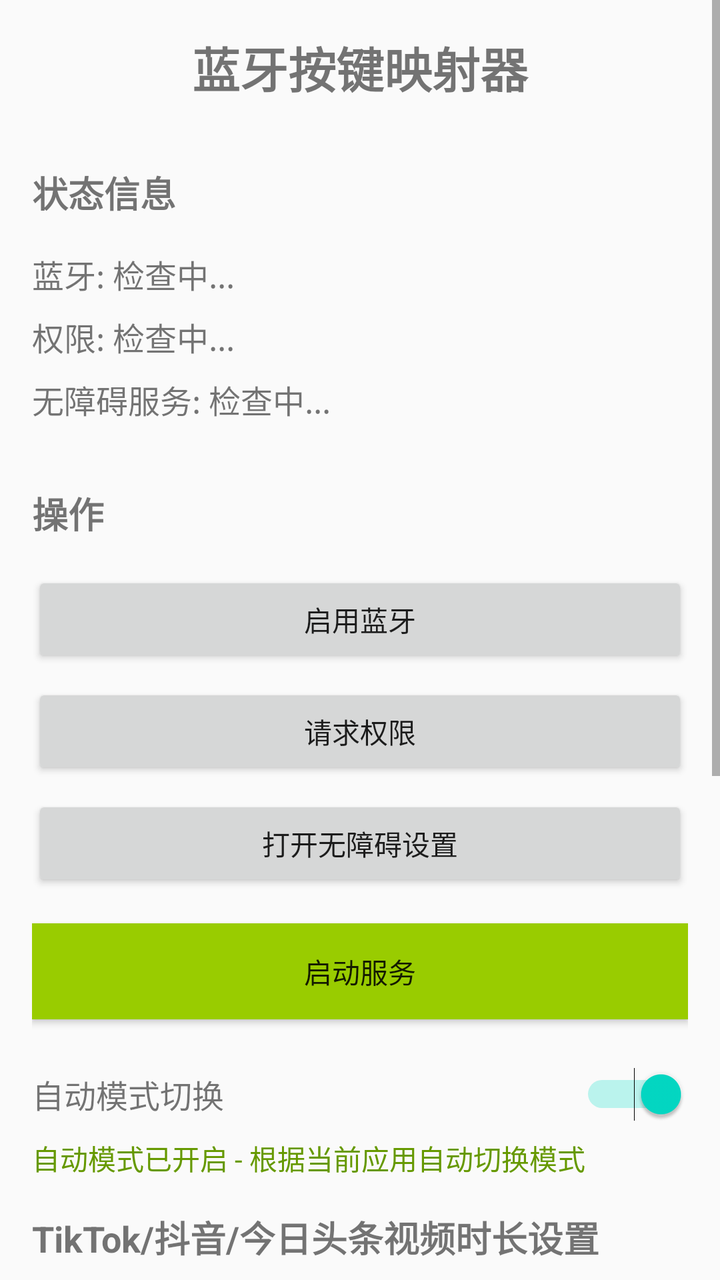
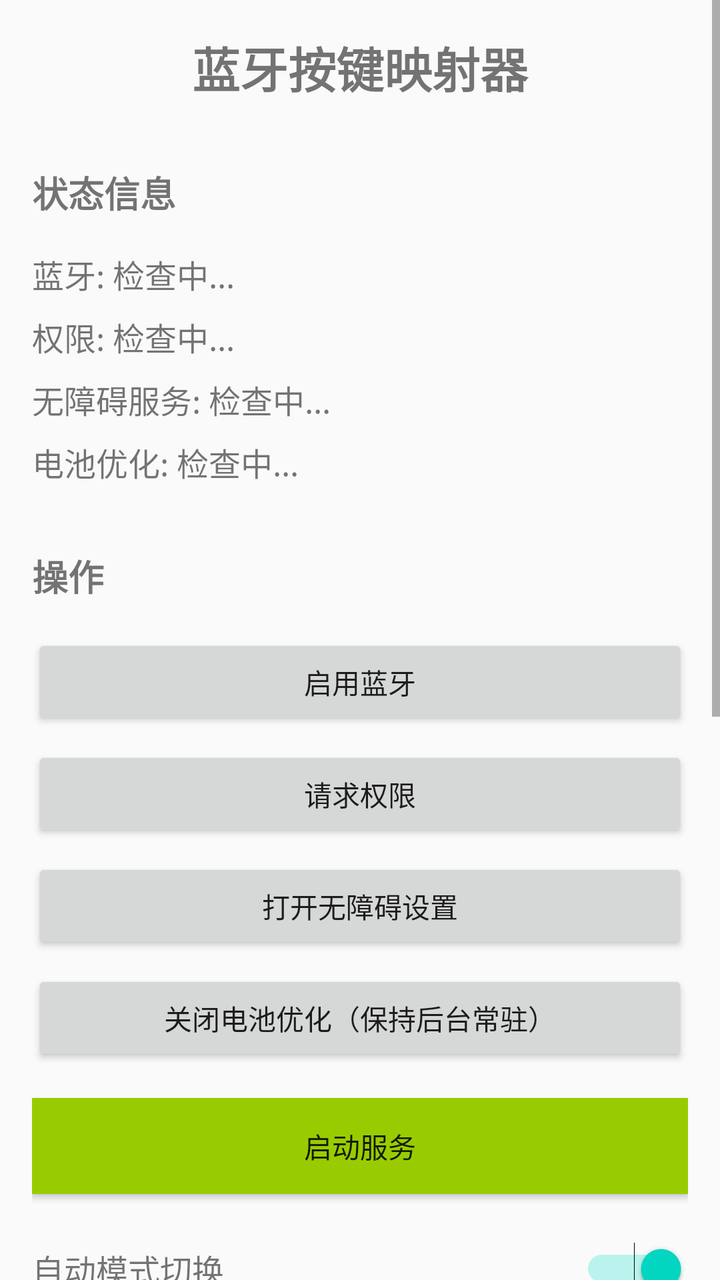

Screens rendered from an Android XML layout before and after an edit, with the pre-edit source and the edit as a unified diff.
<!-- AndroidManifest.xml: application theme Theme.BluetoothKeyMapper -->
<!-- res/layout/activity_main.xml -->
<?xml version="1.0" encoding="utf-8"?>
<ScrollView xmlns:android="http://schemas.android.com/apk/res/android"
    xmlns:tools="http://schemas.android.com/tools"
    android:layout_width="match_parent"
    android:layout_height="match_parent"
    android:fillViewport="true"
    tools:context=".MainActivity">

<LinearLayout
    android:layout_width="match_parent"
    android:layout_height="wrap_content"
    android:orientation="vertical"
    android:padding="16dp">

    <TextView
        android:layout_width="match_parent"
        android:layout_height="wrap_content"
        android:text="蓝牙按键映射器"
        android:textSize="24sp"
        android:textStyle="bold"
        android:gravity="center"
        android:layout_marginBottom="32dp" />

    <TextView
        android:layout_width="match_parent"
        android:layout_height="wrap_content"
        android:text="状态信息"
        android:textSize="18sp"
        android:textStyle="bold"
        android:layout_marginBottom="16dp" />

    <TextView
        android:id="@+id/tvBluetoothStatus"
        android:layout_width="match_parent"
        android:layout_height="wrap_content"
        android:text="蓝牙: 检查中..."
        android:textSize="16sp"
        android:layout_marginBottom="8dp" />

    <TextView
        android:id="@+id/tvPermissionStatus"
        android:layout_width="match_parent"
        android:layout_height="wrap_content"
        android:text="权限: 检查中..."
        android:textSize="16sp"
        android:layout_marginBottom="8dp" />

    <TextView
        android:id="@+id/tvAccessibilityStatus"
        android:layout_width="match_parent"
        android:layout_height="wrap_content"
        android:text="无障碍服务: 检查中..."
        android:textSize="16sp"
        android:layout_marginBottom="32dp" />

    <TextView
        android:layout_width="match_parent"
        android:layout_height="wrap_content"
        android:text="操作"
        android:textSize="18sp"
        android:textStyle="bold"
        android:layout_marginBottom="16dp" />

    <Button
        android:id="@+id/btnEnableBluetooth"
        android:layout_width="match_parent"
        android:layout_height="wrap_content"
        android:text="启用蓝牙"
        android:layout_marginBottom="8dp" />

    <Button
        android:id="@+id/btnPermissions"
        android:layout_width="match_parent"
        android:layout_height="wrap_content"
        android:text="请求权限"
        android:layout_marginBottom="8dp" />

    <Button
        android:id="@+id/btnAccessibilitySettings"
        android:layout_width="match_parent"
        android:layout_height="wrap_content"
        android:text="打开无障碍设置"
        android:layout_marginBottom="16dp" />

    <Button
        android:id="@+id/btnToggleService"
        android:layout_width="match_parent"
        android:layout_height="wrap_content"
        android:text="启动服务"
        android:background="@android:color/holo_green_light"
        android:layout_marginBottom="24dp" />

    
    <LinearLayout
        android:layout_width="match_parent"
        android:layout_height="wrap_content"
        android:orientation="horizontal"
        android:gravity="center_vertical"
        android:layout_marginBottom="8dp">

        <TextView
            android:layout_width="0dp"
            android:layout_height="wrap_content"
            android:layout_weight="1"
            android:text="自动模式切换"
            android:textSize="16sp" />

        <Switch
            android:id="@+id/switchAutoMode"
            android:layout_width="wrap_content"
            android:layout_height="wrap_content"
            android:checked="true" />

    </LinearLayout>

    <TextView
        android:id="@+id/tvAutoModeStatus"
        android:layout_width="match_parent"
        android:layout_height="wrap_content"
        android:text="自动模式已开启 - 根据当前应用自动切换模式"
        android:textSize="14sp"
        android:textColor="@android:color/holo_green_dark"
        android:layout_marginBottom="16dp" />

    
    <TextView
        android:layout_width="match_parent"
        android:layout_height="wrap_content"
        android:text="TikTok/抖音/今日头条视频时长设置"
        android:textSize="18sp"
        android:textStyle="bold"
        android:layout_marginBottom="16dp" />

    <LinearLayout
        android:layout_width="match_parent"
        android:layout_height="wrap_content"
        android:orientation="horizontal"
        android:gravity="center_vertical"
        android:layout_marginBottom="8dp">

        <TextView
            android:layout_width="wrap_content"
            android:layout_height="wrap_content"
            android:text="视频时长："
            android:textSize="16sp"
            android:layout_marginEnd="8dp" />

        <EditText
            android:id="@+id/etMinutes"
            android:layout_width="0dp"
            android:layout_height="wrap_content"
            android:layout_weight="1"
            android:hint="分钟"
            android:inputType="number"
            android:minHeight="48dp" />

        <TextView
            android:layout_width="wrap_content"
            android:layout_height="wrap_content"
            android:text="分"
            android:textSize="16sp"
            android:layout_marginStart="4dp"
            android:layout_marginEnd="8dp" />

        <EditText
            android:id="@+id/etSeconds"
            android:layout_width="0dp"
            android:layout_height="wrap_content"
            android:layout_weight="1"
            android:hint="秒"
            android:inputType="number"
            android:minHeight="48dp" />

        <TextView
            android:layout_width="wrap_content"
            android:layout_height="wrap_content"
            android:text="秒"
            android:textSize="16sp"
            android:layout_marginStart="4dp"
            android:layout_marginEnd="8dp" />

        <Button
            android:id="@+id/btnSavePixels"
            android:layout_width="wrap_content"
            android:layout_height="wrap_content"
            android:text="保存"
            android:layout_marginStart="8dp" />

    </LinearLayout>

    <TextView
        android:id="@+id/tvCalculatedPixels"
        android:layout_width="match_parent"
        android:layout_height="wrap_content"
        android:text="说明：输入视频总时长后，系统会自动计算每次滑动的像素值"
        android:textSize="14sp"
        android:textColor="@android:color/darker_gray"
        android:layout_marginBottom="24dp" />

    <TextView
        android:layout_width="match_parent"
        android:layout_height="wrap_content"
        android:text="使用说明：\n抖音/tiktok/今日头条模式,最大滑动2分15秒,不然没有反应\n1. 确保蓝牙已启用并配对遥控器\n2. 授予所需权限\n3. 在设置中启用无障碍服务\n4. 启动服务\n5. 自动模式开启后，打开抖音/TikTok/今日头条时自动激活：左右键控制进度，Home键重置进度条，OK键播放/暂停\n6. 打开其他应用时自动恢复默认媒体控制模式"
        android:textSize="14sp"
        android:layout_marginTop="16dp"
        android:background="@android:color/background_light"
        android:padding="16dp" />

</LinearLayout>

</ScrollView>
<!-- resources referenced by this layout -->
<resources>
  <style name="Theme.BluetoothKeyMapper" parent="Theme.AppCompat.DayNight">
          <item name="colorPrimary">@color/purple_500</item>
          <item name="colorPrimaryDark">@color/purple_700</item>
          <item name="colorAccent">@color/teal_200</item>
      </style>
  <color name="purple_500">#FF6200EE</color>
  <color name="purple_700">#FF3700B3</color>
  <color name="teal_200">#FF03DAC5</color>
</resources>

<!-- the commit's change to res/layout/activity_main.xml (unified diff, before → after) -->
@@ -51,6 +51,14 @@
         android:layout_height="wrap_content"
         android:text="无障碍服务: 检查中..."
         android:textSize="16sp"
+        android:layout_marginBottom="8dp" />
+
+    <TextView
+        android:id="@+id/tvBatteryStatus"
+        android:layout_width="match_parent"
+        android:layout_height="wrap_content"
+        android:text="电池优化: 检查中..."
+        android:textSize="16sp"
         android:layout_marginBottom="32dp" />
 
     <TextView
@@ -80,6 +88,13 @@
         android:layout_width="match_parent"
         android:layout_height="wrap_content"
         android:text="打开无障碍设置"
+        android:layout_marginBottom="8dp" />
+
+    <Button
+        android:id="@+id/btnBatteryOptimization"
+        android:layout_width="match_parent"
+        android:layout_height="wrap_content"
+        android:text="关闭电池优化（保持后台常驻）"
         android:layout_marginBottom="16dp" />
 
     <Button
